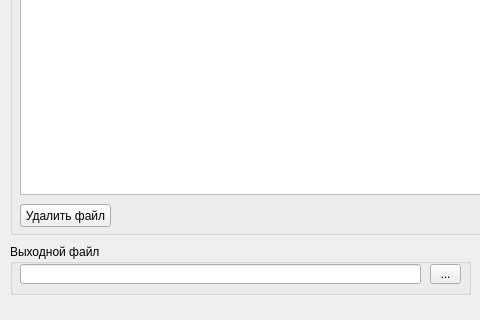
Qt form pdfUnify/mainwindow.ui (rorReddington/pdfUnify) before a commit; both pictures show x 0 to 480 and y 86 to 406 of the 633 by 406 pixel window.
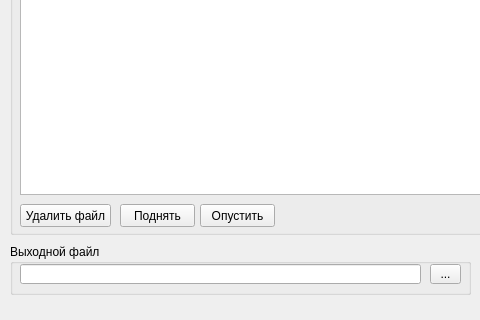
The same form after that commit.

Commit message: Added the ability to change the order of merging files. Added window size fixing.

```diff
--- a/pdfUnify/mainwindow.ui
+++ b/pdfUnify/mainwindow.ui
@@ -86,6 +86,32 @@
       </property>
      </column>
     </widget>
+    <widget class="QPushButton" name="pushButtonUp">
+     <property name="geometry">
+      <rect>
+       <x>110</x>
+       <y>250</y>
+       <width>75</width>
+       <height>23</height>
+      </rect>
+     </property>
+     <property name="text">
+      <string>Поднять</string>
+     </property>
+    </widget>
+    <widget class="QPushButton" name="pushButtonDown">
+     <property name="geometry">
+      <rect>
+       <x>190</x>
+       <y>250</y>
+       <width>75</width>
+       <height>23</height>
+      </rect>
+     </property>
+     <property name="text">
+      <string>Опустить</string>
+     </property>
+    </widget>
    </widget>
    <widget class="QGroupBox" name="groupBox_2">
     <property name="geometry">
```
The commit also changes 5 other files.
